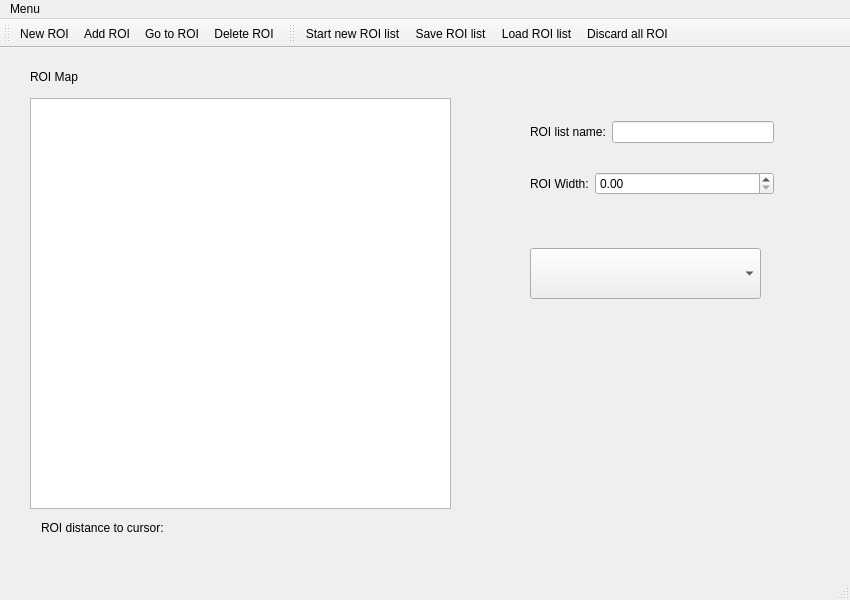
Above: gui/ROI/ui_roi_gui.ui from fbarho/qudi-cbs before the change. Below: the same form after it.
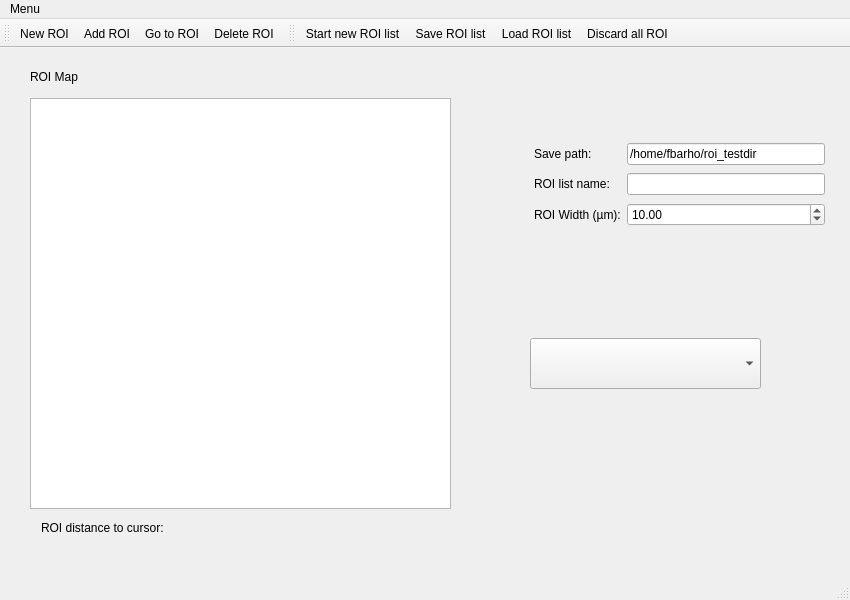
That is the form after the change. Custom widgets are drawn as their Qt base class.

Commit message: working version with all toolbar actions (except add roi on click) operational

```diff
--- a/gui/ROI/ui_roi_gui.ui
+++ b/gui/ROI/ui_roi_gui.ui
@@ -37,38 +37,6 @@
      <string>ROI Map</string>
     </property>
    </widget>
-   <widget class="QWidget" name="layoutWidget">
-    <property name="geometry">
-     <rect>
-      <x>530</x>
-      <y>50</y>
-      <width>244</width>
-      <height>121</height>
-     </rect>
-    </property>
-    <layout class="QGridLayout" name="gridLayout" columnstretch="0,0,0">
-     <item row="0" column="0" colspan="2">
-      <widget class="QLabel" name="label_3">
-       <property name="text">
-        <string>ROI list name:</string>
-       </property>
-      </widget>
-     </item>
-     <item row="1" column="1" colspan="2">
-      <widget class="QDoubleSpinBox" name="roi_width_doubleSpinBox"/>
-     </item>
-     <item row="0" column="2">
-      <widget class="QLineEdit" name="roi_list_name_LineEdit"/>
-     </item>
-     <item row="1" column="0">
-      <widget class="QLabel" name="label_2">
-       <property name="text">
-        <string>ROI Width:</string>
-       </property>
-      </widget>
-     </item>
-    </layout>
-   </widget>
    <widget class="QLabel" name="roi_distance_Label">
     <property name="geometry">
      <rect>
@@ -99,12 +67,68 @@
     <property name="geometry">
      <rect>
       <x>530</x>
-      <y>200</y>
+      <y>290</y>
       <width>231</width>
       <height>51</height>
      </rect>
     </property>
    </widget>
+   <widget class="QWidget" name="">
+    <property name="geometry">
+     <rect>
+      <x>534</x>
+      <y>93</y>
+      <width>291</width>
+      <height>90</height>
+     </rect>
+    </property>
+    <layout class="QGridLayout" name="gridLayout">
+     <item row="0" column="0">
+      <widget class="QLabel" name="label_4">
+       <property name="text">
+        <string>Save path:</string>
+       </property>
+      </widget>
+     </item>
+     <item row="0" column="1">
+      <widget class="QLineEdit" name="save_path_LineEdit">
+       <property name="text">
+        <string>/home/fbarho/roi_testdir</string>
+       </property>
+      </widget>
+     </item>
+     <item row="1" column="0">
+      <widget class="QLabel" name="label_3">
+       <property name="text">
+        <string>ROI list name:</string>
+       </property>
+      </widget>
+     </item>
+     <item row="1" column="1">
+      <widget class="QLineEdit" name="roi_list_name_LineEdit"/>
+     </item>
+     <item row="2" column="0">
+      <widget class="QLabel" name="label_2">
+       <property name="text">
+        <string>ROI Width (µm):</string>
+       </property>
+      </widget>
+     </item>
+     <item row="2" column="1">
+      <widget class="QDoubleSpinBox" name="roi_width_doubleSpinBox">
+       <property name="prefix">
+        <string/>
+       </property>
+       <property name="maximum">
+        <double>200.000000000000000</double>
+       </property>
+       <property name="value">
+        <double>10.000000000000000</double>
+       </property>
+      </widget>
+     </item>
+    </layout>
+   </widget>
   </widget>
   <widget class="QMenuBar" name="menubar">
    <property name="geometry">
```
The commit also changes 2 other files.
